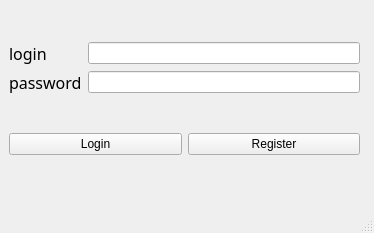
Before: the Qt Designer form ui/start.ui in flexyw1be/DentalProject, drawn with Qt 5.
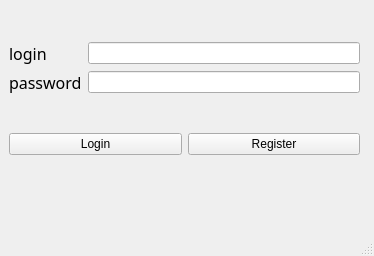
After: the same form once the commit is applied.

What changed in the file:
```diff
--- a/ui/start.ui
+++ b/ui/start.ui
@@ -7,14 +7,23 @@
     <x>0</x>
     <y>0</y>
     <width>374</width>
-    <height>233</height>
+    <height>256</height>
    </rect>
   </property>
+  <property name="font">
+   <font>
+    <weight>50</weight>
+    <bold>false</bold>
+   </font>
+  </property>
   <property name="windowTitle">
    <string>MainWindow</string>
   </property>
+  <property name="styleSheet">
+   <string notr="true">backgound-color: rgb(0, 243, 255);</string>
+  </property>
   <widget class="QWidget" name="centralwidget">
-   <widget class="QWidget" name="">
+   <widget class="QWidget" name="layoutWidget">
     <property name="geometry">
      <rect>
       <x>9</x>
```
